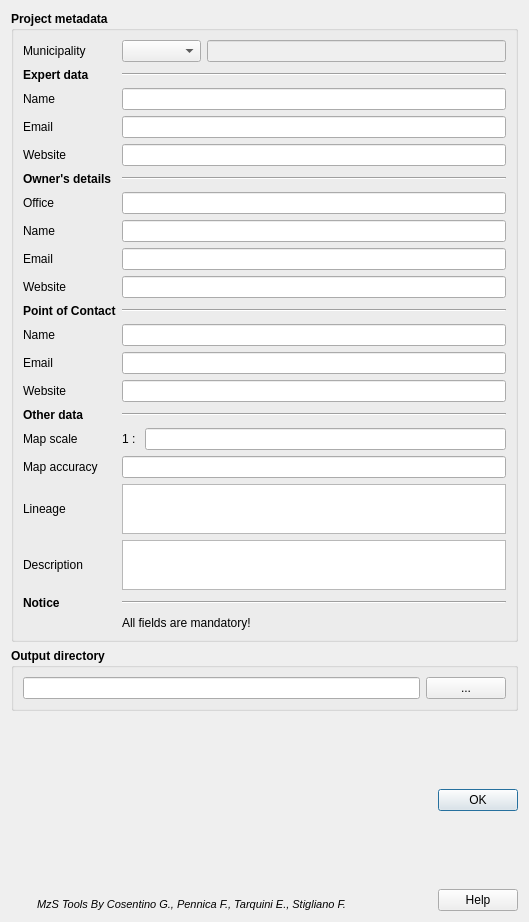
First picture: the form in tb_nuovo_progetto.ui, repository CNR-IGAG/mzs-tools, before the edit.
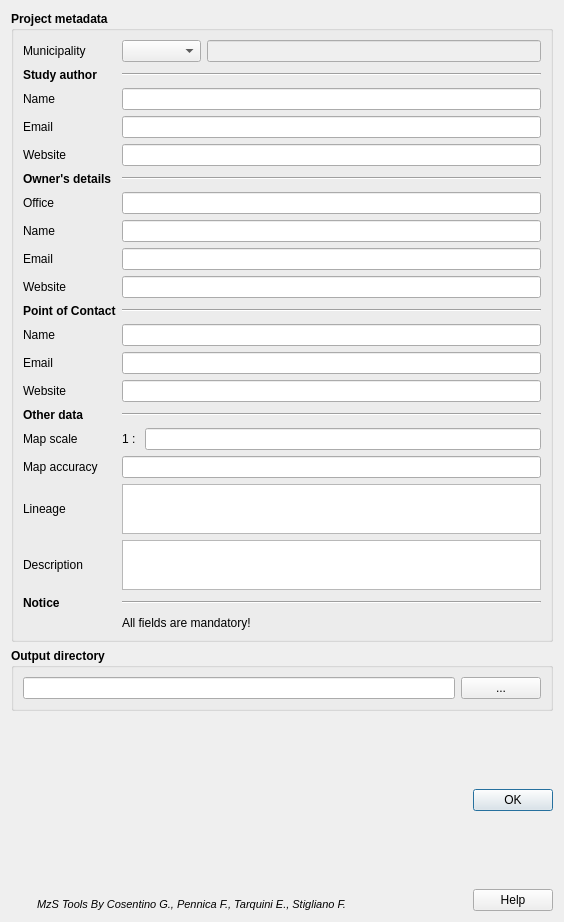
Second picture: the form after the edit. Icons and pictures are not drawn.

The edit to the form file:
```diff
--- a/tb_nuovo_progetto.ui
+++ b/tb_nuovo_progetto.ui
@@ -6,7 +6,7 @@
             <rect>
                 <x>0</x>
                 <y>0</y>
-                <width>529</width>
+    <width>564</width>
                 <height>922</height>
             </rect>
         </property>
@@ -153,7 +153,7 @@
                         <item row="1" column="0">
                             <widget class="QLabel" name="label_18">
                                 <property name="text">
-                                    <string>&lt;b&gt;Expert data&lt;/b&gt;</string>
+         <string>&lt;html&gt;&lt;head/&gt;&lt;body&gt;&lt;p&gt;Study author&lt;/p&gt;&lt;/body&gt;&lt;/html&gt;</string>
                                 </property>
                             </widget>
                         </item>
```
Left out of the diff: 9 changed lines with no effect on the pictures. Lines whose indentation alone changed are shown as unchanged.
